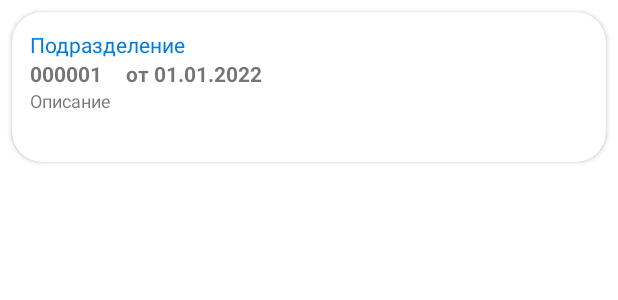
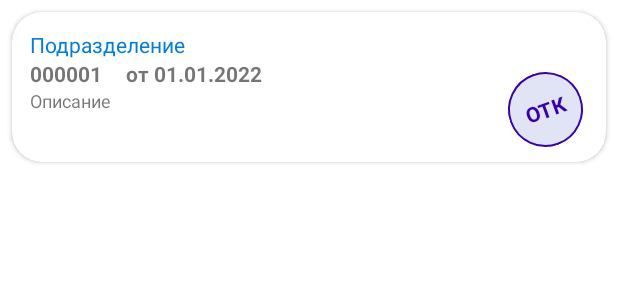
Before and after one commit to olkv/rbmanufacturing, an Android app: the layout item_operation_master.xml on its own in the app's theme, with its tools: preview values and no code run, on a phone screen of 412 x 824 dp. Shown: the top 300 px of the screen. Run offline under Robolectric (Android 15) with nearby library versions, the phone set to English and light mode, and no system bars.

Commit message:
Add OTK Class

```diff
--- a/app/src/main/java/com/example/rbmanufacturing/presentation/docmaster/DocMasterAdapter.kt
+++ b/app/src/main/java/com/example/rbmanufacturing/presentation/docmaster/DocMasterAdapter.kt
@@ -36,8 +36,8 @@ class DocMasterAdapter (context: Context, val rowClickListiner: RowClickListiner
         val btnAllCount = view.findViewById<ToggleButton>(R.id.btnAllCount)
         val rowItem = view.findViewById<LinearLayout>(R.id.rowItem)
 
+        fun bind(item: CItemWarehouse) {
 
-        fun bind(item: CItemWarehouse) {
             txtNameItem.text = item.name
             txtParamenerItem.text = item.parameter
             txtStageItem.text = item.stage
--- /dev/null
+++ b/app/src/main/res/drawable/rounded_corner.xml
@@ -0,0 +1,16 @@
+<?xml version="1.0" encoding="utf-8"?>
+<shape xmlns:android="http://schemas.android.com/apk/res/android" >
+    <stroke
+        android:width="1dp"
+        android:color="@color/purple_700" />
+
+    <solid android:color="#273F51B5" />
+
+    <padding
+        android:left="1dp"
+        android:right="1dp"
+        android:bottom="1dp"
+        android:top="1dp" />
+
+    <corners android:radius="35sp" />
+</shape>
--- a/app/src/main/res/layout/item_operation_master.xml
+++ b/app/src/main/res/layout/item_operation_master.xml
@@ -1,6 +1,7 @@
 <?xml version="1.0" encoding="utf-8"?>
 <androidx.constraintlayout.widget.ConstraintLayout xmlns:android="http://schemas.android.com/apk/res/android"
     xmlns:app="http://schemas.android.com/apk/res-auto"
+    xmlns:tools="http://schemas.android.com/tools"
     android:layout_width="match_parent"
     android:layout_height="wrap_content">
 
@@ -73,11 +74,26 @@
                     android:layout_width="match_parent"
                     android:layout_height="match_parent"
                     android:layout_weight="1"
-                    android:textSize="12dp"
-                    android:text="Описание" />
+                    android:text="Описание"
+                    android:textSize="12dp" />
             </LinearLayout>
 
         </LinearLayout>
 
+        <TextView
+            android:id="@+id/txtOTK"
+            android:layout_width="50sp"
+            android:layout_height="50sp"
+            android:background="@drawable/rounded_corner"
+            android:rotation="-20"
+            android:layout_gravity="right|bottom"
+            android:layout_marginRight="15sp"
+            android:layout_marginBottom="10sp"
+            android:gravity="center"
+            android:textStyle="bold"
+            android:text="ОТК"
+            android:textColor="@color/purple_700" />
+
     </androidx.cardview.widget.CardView>
+
 </androidx.constraintlayout.widget.ConstraintLayout>
--- a/build.gradle
+++ b/build.gradle
@@ -1,7 +1,7 @@
 // Top-level build file where you can add configuration options common to all sub-projects/modules.
 plugins {
-    id 'com.android.application' version '7.3.0' apply false
-    id 'com.android.library' version '7.3.0' apply false
+    id 'com.android.application' version '7.3.1' apply false
+    id 'com.android.library' version '7.3.1' apply false
     id 'org.jetbrains.kotlin.android' version '1.7.10' apply false
 }
 
```
Also changed, not shown: app/src/main/java/com/example/rbmanufacturing/domain/models/CItemOperationMaster.kt (+7 -6 lines), app/src/main/java/com/example/rbmanufacturing/presentation/opmaster/OperationMasterAdapter.kt (+7 -0 lines), app/src/main/java/com/example/rbmanufacturing/util/ImageUtil.kt (added, +22 -0 lines), app/src/main/res/layout/fragment_config.xml (+19 -11 lines).
